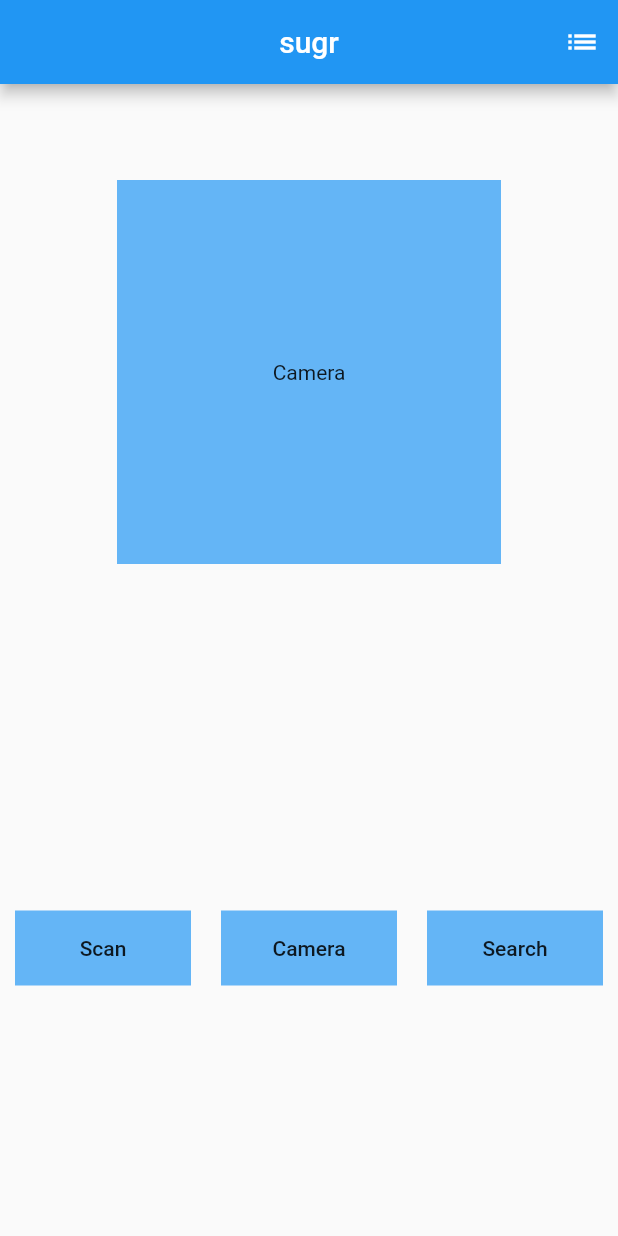
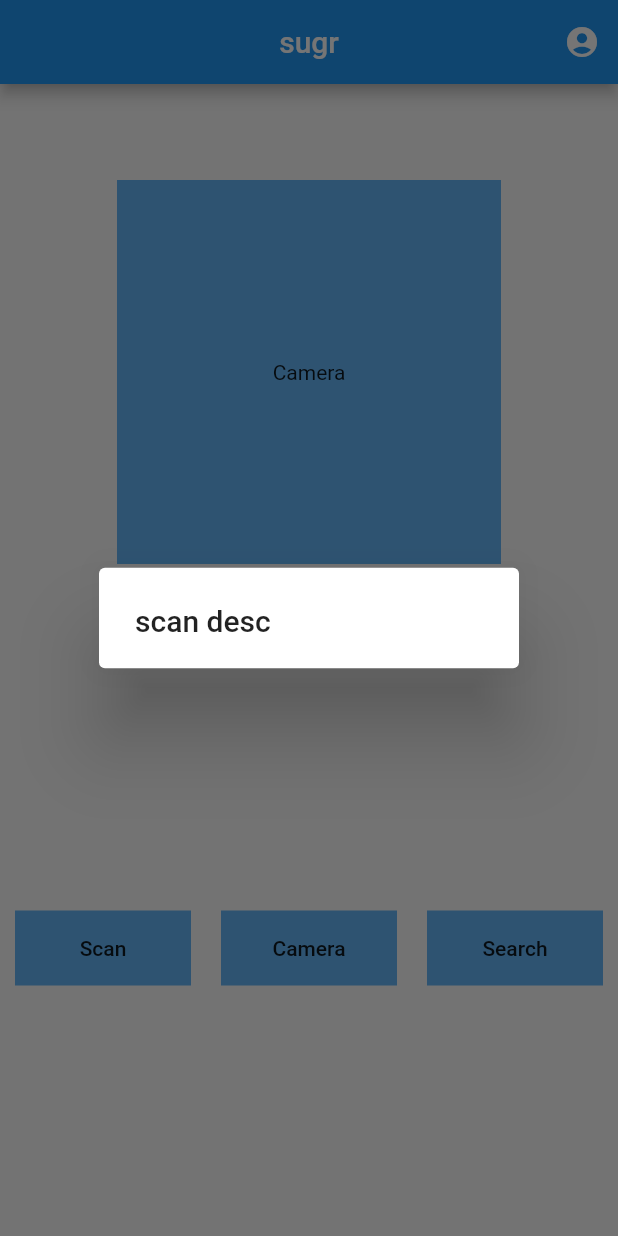
Before and after one commit to sarrasou/sugr, a Flutter app: the screen it shows after launch, after a tap on "Scan", on a phone screen of 412 x 824 dp. Run offline on Flutter 3.47's test engine with Material 2 defaults, Android fonts, the phone set to English and light mode, and no system bars.

Commit message:
popup buttons work

```diff
--- a/lib/main.dart
+++ b/lib/main.dart
@@ -16,7 +16,7 @@ class MyApp extends StatelessWidget {
           title: Text("sugr"),
           centerTitle: true,
           actions: <Widget>[
-            IconButton(icon: Icon(Icons.list), onPressed: _saved),
+            IconButton(icon: Icon(Icons.account_circle), onPressed: _userInfo),
           ],
         ),
         body: Center(
@@ -39,7 +39,12 @@ class MyApp extends StatelessWidget {
     );
   }
 
-  void _saved() {}
+  void _userInfo() {
+    //  showDialog(
+    //   context: context,
+    //   builder: (BuildContext context) => _buildDialog(context)
+    // );
+  }
 }
 
 class CameraWidget extends StatelessWidget {
@@ -59,8 +64,9 @@ class CameraWidget extends StatelessWidget {
 
 class ActionButton extends StatelessWidget {
   final String buttonText;
+  final String popupDesc;
 
-  const ActionButton(this.buttonText);
+  const ActionButton(this.buttonText, this.popupDesc);
 
   @override
   Widget build(BuildContext context) {
@@ -71,12 +77,20 @@ class ActionButton extends StatelessWidget {
       height: 50.0,
       child: Center(
         child: FlatButton(
-          onPressed: (){
+            onPressed: () {
+              showDialog(
+                context: context,
+                builder: (BuildContext context) => _buildDialog(context),
+              );
+            },
+            child: Text(buttonText)),
+      ),
+    );
+  }
 
-          },
-          child: Text(buttonText)
-        ),
-      ),
+  Widget _buildDialog(BuildContext context) {
+    return new AlertDialog(
+      title: Text(popupDesc),
     );
   }
 }
@@ -90,13 +104,13 @@ class ActionBar extends StatelessWidget {
           crossAxisAlignment: CrossAxisAlignment.center,
           children: <Widget>[
             Expanded(
-              child: ActionButton("Scan"),
+              child: ActionButton("Scan", "scan desc"),
             ),
             Expanded(
-              child: ActionButton("Camera"),
+              child: ActionButton("Camera", "cam desc"),
             ),
             Expanded(
-              child: ActionButton("Search"),
+              child: ActionButton("Search", "search desc"),
             ),
           ],
         ),
```
